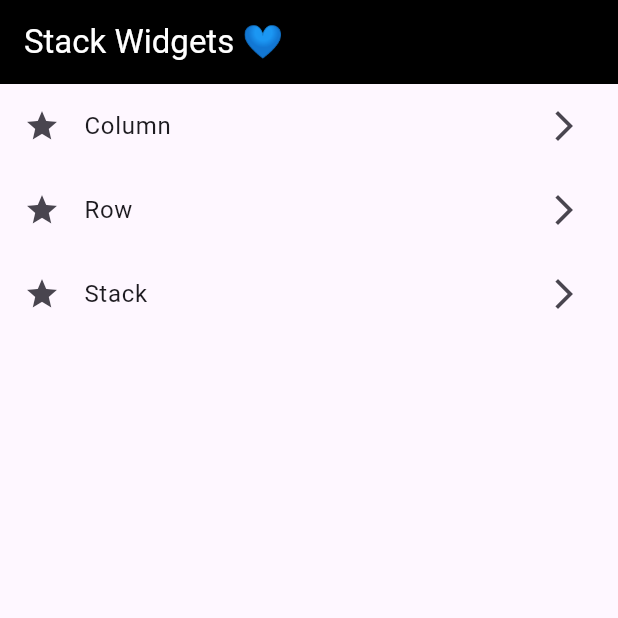
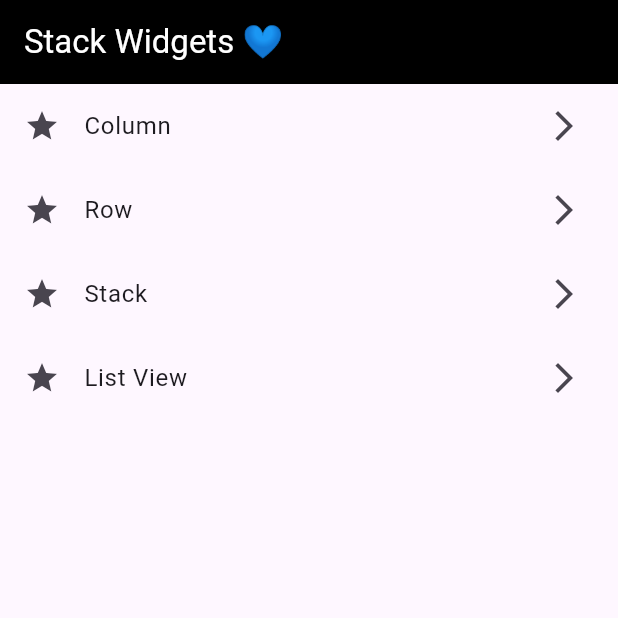
Before and after one commit to bastndev/Widgets_Flutter, a Flutter app: the screen it shows after launch, on a phone screen of 412 x 824 dp, the top half of it. Run offline on Flutter 3.47's test engine with Material 3 defaults, Android fonts, the phone set to English and light mode, and no system bars.

```diff
--- a/lib/src/home.dart
+++ b/lib/src/home.dart
@@ -39,6 +39,14 @@ class HomeScreen extends StatelessWidget {
               Navigator.pushNamed(context, '/stack');
             },
           ),
+          ListTile(
+            leading: const Icon(Icons.star),
+            title: const Text('List View'),
+            trailing: const Icon(Icons.arrow_forward_ios),
+            onTap: () {
+              Navigator.pushNamed(context, '/listView');
+            },
+          ),
         ],
       ),
     );
--- a/lib/src/routes/pages.dart
+++ b/lib/src/routes/pages.dart
@@ -4,14 +4,16 @@ import 'package:update_flutter/src/home.dart';
 import 'package:update_flutter/src/routes/routes.dart';
 
 import 'package:update_flutter/src/widgets/columns.dart';
+import 'package:update_flutter/src/widgets/list_view.dart';
 import 'package:update_flutter/src/widgets/row.dart';
 import 'package:update_flutter/src/widgets/stack.dart';
 
 abstract class Pages {
   static Map<String, Widget Function(BuildContext)> route = {
-    Routes.home:   (BuildContext context) => const HomeScreen(),
-    Routes.column: (BuildContext context) => const ColumnWidget(),
-    Routes.row:    (BuildContext context) => const RowWidget(),
-    Routes.stack:  (BuildContext context) => const StackWidget(),
+    Routes.home:     (BuildContext context) => const HomeScreen(),
+    Routes.column:   (BuildContext context) => const ColumnWidget(),
+    Routes.row:      (BuildContext context) => const RowWidget(),
+    Routes.stack:    (BuildContext context) => const StackWidget(),
+    Routes.listView: (BuildContext context) => const ListViewWidget(),
   };
 }
--- a/lib/src/routes/routes.dart
+++ b/lib/src/routes/routes.dart
@@ -3,4 +3,5 @@ abstract class Routes {
   static const String column = '/column';
   static const String row = '/row';
   static const String stack = '/stack';
+  static const String listView = '/listView';
 }
```
Also changed, not shown: lib/src/widgets/list_view.dart (added, +14 -0 lines).
